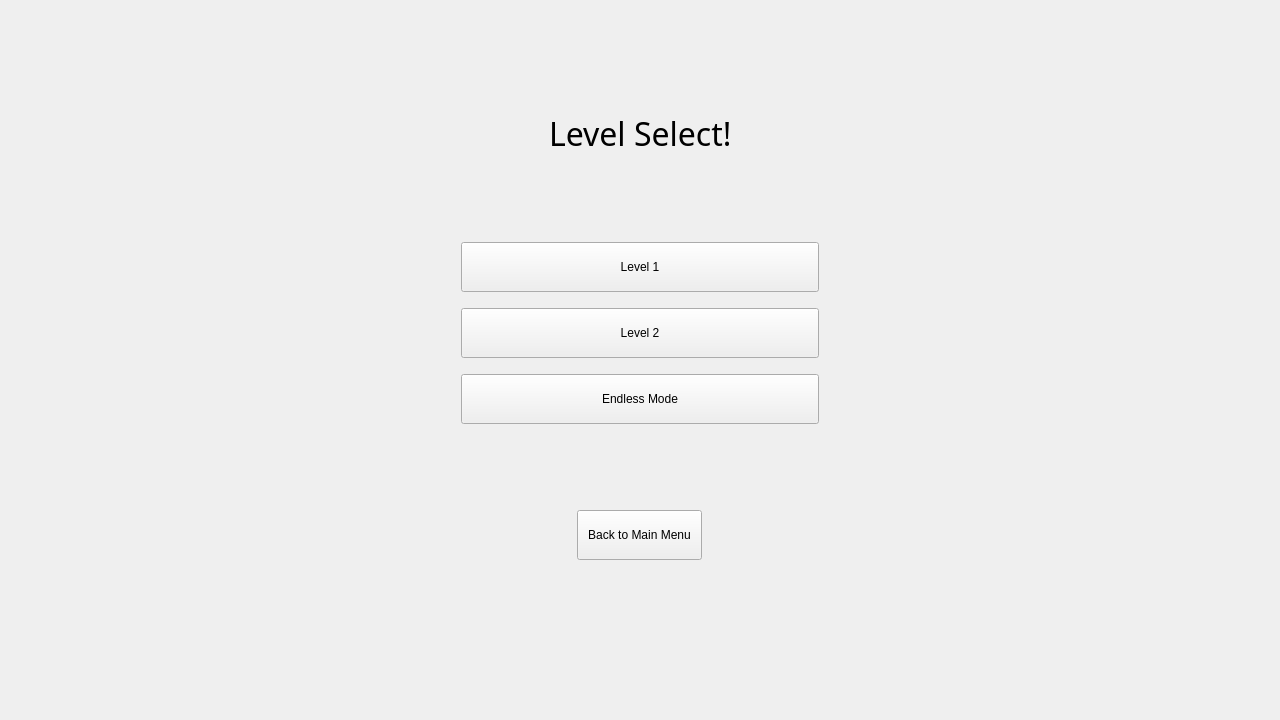
This is levelselect.ui in Tock15/FEMjump as Qt 5 draws it before an edit. The edited form follows.
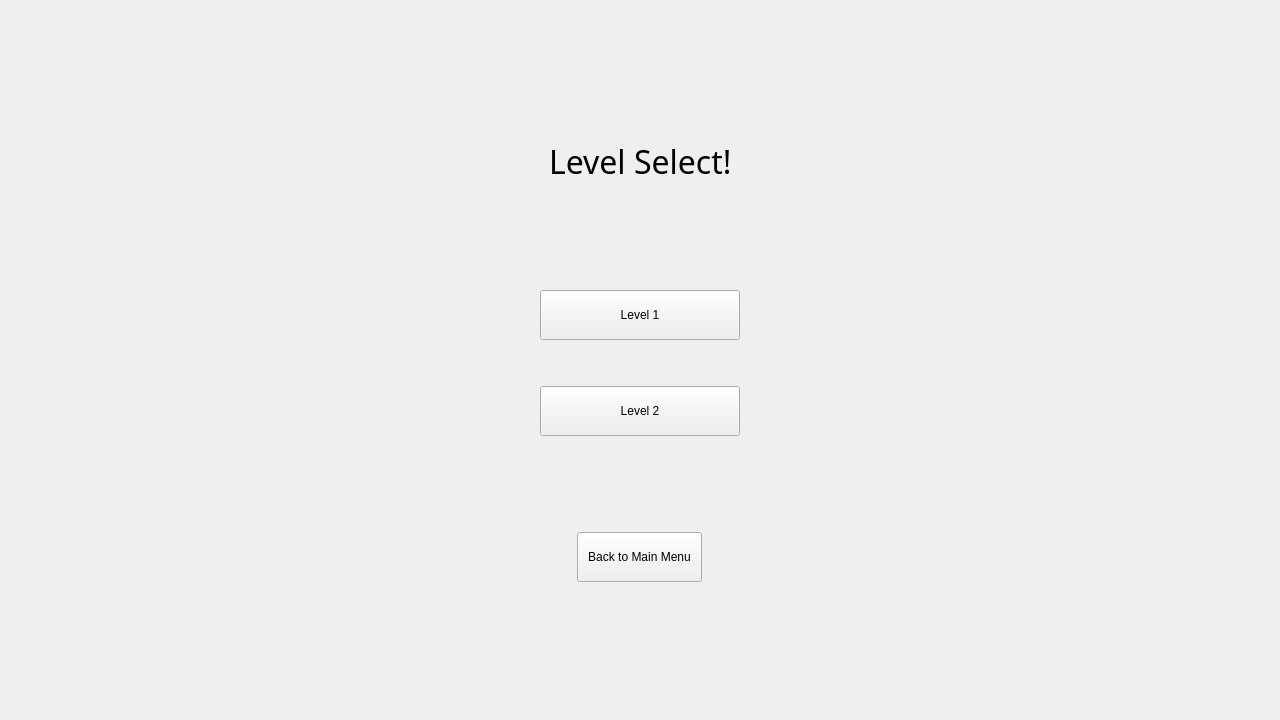
This is the edited form.

```diff
--- a/levelselect.ui
+++ b/levelselect.ui
@@ -38,7 +38,7 @@
         <enum>Qt::Orientation::Vertical</enum>
        </property>
        <property name="sizeType">
-        <enum>QSizePolicy::Policy::Fixed</enum>
+        <enum>QSizePolicy::Policy::Expanding</enum>
        </property>
        <property name="sizeHint" stdset="0">
         <size>
@@ -102,7 +102,22 @@
        <property name="sizeHint" stdset="0">
         <size>
          <width>20</width>
-         <height>80</height>
+         <height>100</height>
+        </size>
+       </property>
+      </spacer>
+     </item>
+     <item>
+      <layout class="QHBoxLayout" name="horizontalLayout_2">
+       <item>
+        <spacer name="horizontalSpacer_7">
+         <property name="orientation">
+          <enum>Qt::Orientation::Horizontal</enum>
+         </property>
+         <property name="sizeHint" stdset="0">
+          <size>
+           <width>40</width>
+           <height>20</height>
         </size>
        </property>
       </spacer>
@@ -111,7 +126,7 @@
       <widget class="QPushButton" name="oneBtn">
        <property name="minimumSize">
         <size>
-         <width>100</width>
+           <width>200</width>
          <height>50</height>
         </size>
        </property>
@@ -121,6 +136,21 @@
       </widget>
      </item>
      <item>
+        <spacer name="horizontalSpacer_8">
+         <property name="orientation">
+          <enum>Qt::Orientation::Horizontal</enum>
+         </property>
+         <property name="sizeHint" stdset="0">
+          <size>
+           <width>40</width>
+           <height>20</height>
+          </size>
+         </property>
+        </spacer>
+       </item>
+      </layout>
+     </item>
+     <item>
       <spacer name="verticalSpacer_4">
        <property name="orientation">
         <enum>Qt::Orientation::Vertical</enum>
@@ -130,8 +160,23 @@
        </property>
        <property name="sizeHint" stdset="0">
         <size>
-         <width>20</width>
-         <height>10</height>
+         <width>50</width>
+         <height>40</height>
+        </size>
+       </property>
+      </spacer>
+     </item>
+     <item>
+      <layout class="QHBoxLayout" name="horizontalLayout_3">
+       <item>
+        <spacer name="horizontalSpacer_5">
+         <property name="orientation">
+          <enum>Qt::Orientation::Horizontal</enum>
+         </property>
+         <property name="sizeHint" stdset="0">
+          <size>
+           <width>40</width>
+           <height>20</height>
         </size>
        </property>
       </spacer>
@@ -140,7 +185,7 @@
       <widget class="QPushButton" name="twoBtn">
        <property name="minimumSize">
         <size>
-         <width>100</width>
+           <width>200</width>
          <height>50</height>
         </size>
        </property>
@@ -150,6 +195,21 @@
       </widget>
      </item>
      <item>
+        <spacer name="horizontalSpacer_6">
+         <property name="orientation">
+          <enum>Qt::Orientation::Horizontal</enum>
+         </property>
+         <property name="sizeHint" stdset="0">
+          <size>
+           <width>40</width>
+           <height>20</height>
+          </size>
+         </property>
+        </spacer>
+       </item>
+      </layout>
+     </item>
+     <item>
       <spacer name="verticalSpacer_3">
        <property name="orientation">
         <enum>Qt::Orientation::Vertical</enum>
@@ -165,25 +225,6 @@
        </property>
       </spacer>
      </item>
-     <item>
-      <widget class="QPushButton" name="endlessBtn">
-       <property name="minimumSize">
-        <size>
-         <width>125</width>
-         <height>50</height>
-        </size>
-       </property>
-       <property name="maximumSize">
-        <size>
-         <width>100000</width>
-         <height>16777215</height>
-        </size>
-       </property>
-       <property name="text">
-        <string>Endless Mode</string>
-       </property>
-      </widget>
-     </item>
      <item>
       <spacer name="verticalSpacer_6">
        <property name="orientation">
@@ -231,7 +272,7 @@
        <property name="sizeHint" stdset="0">
         <size>
          <width>20</width>
-         <height>50</height>
+         <height>40</height>
         </size>
        </property>
       </spacer>
```
Lines whose indentation alone changed are shown as unchanged.
